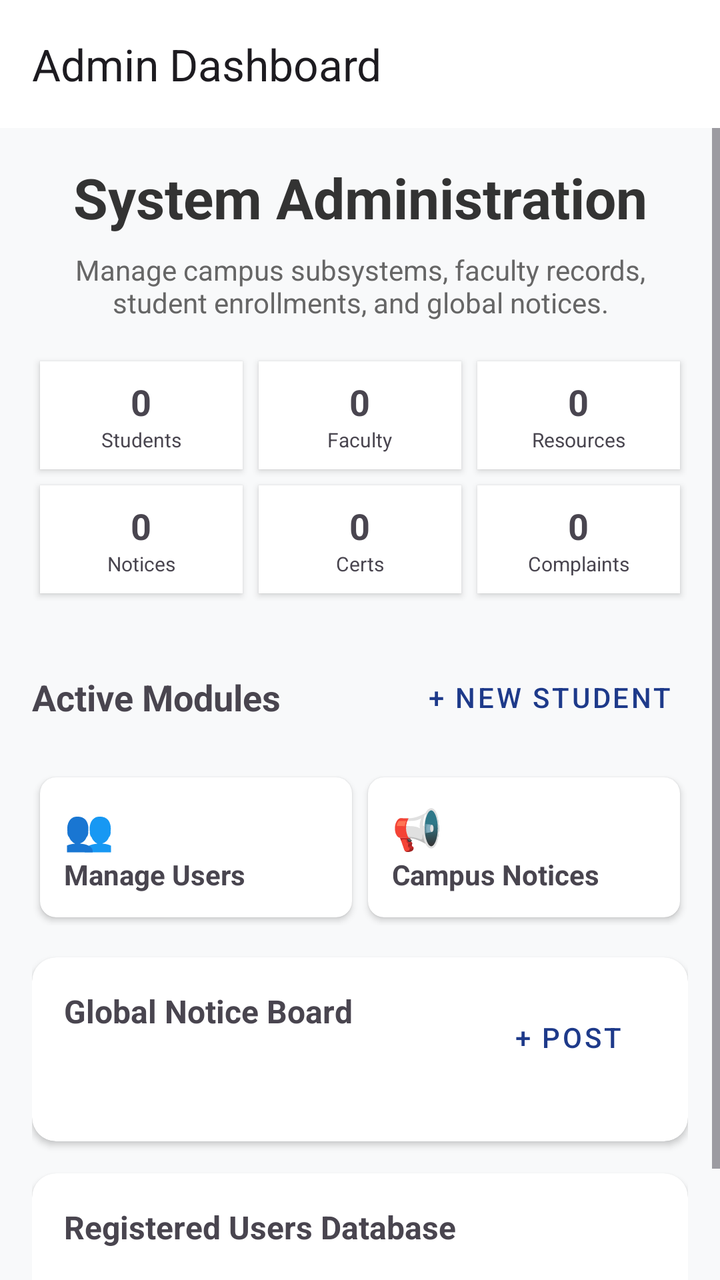
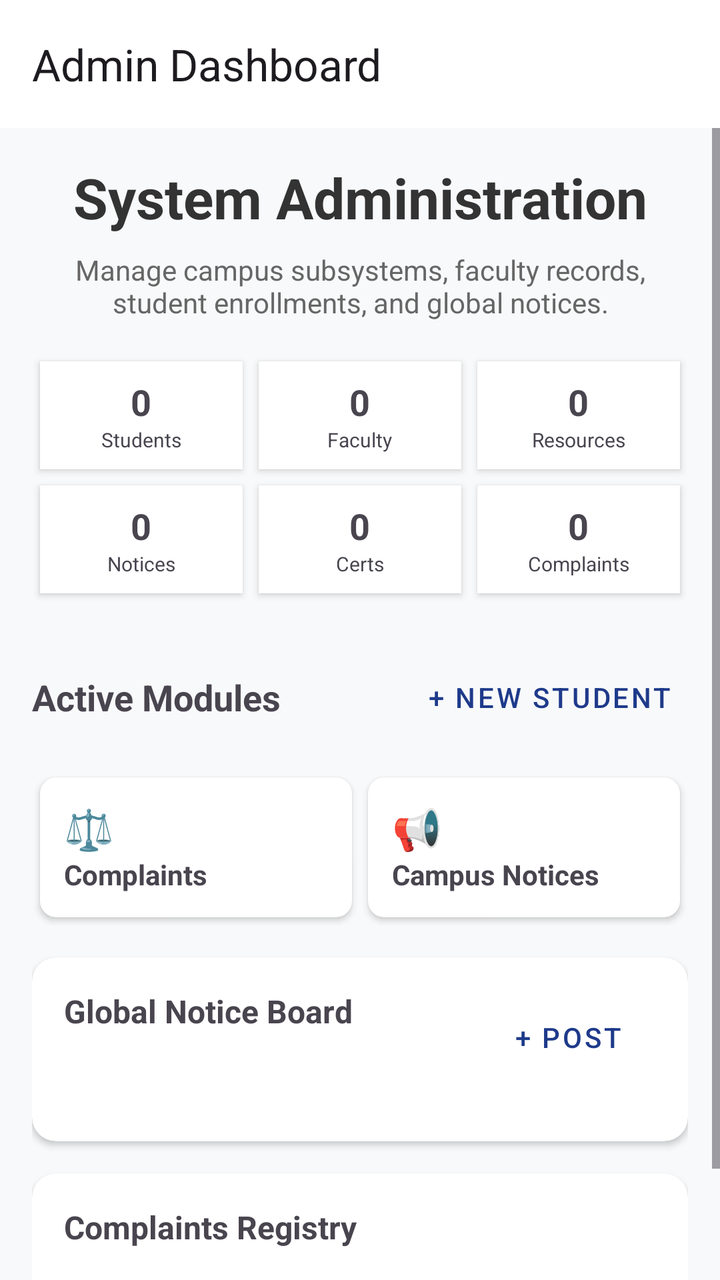

Screens rendered from an Android XML layout before and after an edit, with the pre-edit source and the edit as a unified diff.
<!-- AndroidManifest.xml: application theme Theme.MyCampus -->
<!-- res/layout/activity_admindashboard.xml -->
<?xml version="1.0" encoding="utf-8"?>
<androidx.coordinatorlayout.widget.CoordinatorLayout xmlns:android="http://schemas.android.com/apk/res/android"
    xmlns:app="http://schemas.android.com/apk/res-auto"
    xmlns:tools="http://schemas.android.com/tools"
    android:id="@+id/main"
    android:layout_width="match_parent"
    android:layout_height="match_parent"
    android:background="#F8F9FA"
    tools:context=".admindashboardActivity">

    <com.google.android.material.appbar.AppBarLayout
        android:layout_width="match_parent"
        android:layout_height="wrap_content">

        <androidx.appcompat.widget.Toolbar
            android:id="@+id/toolbar"
            android:layout_width="match_parent"
            android:layout_height="?attr/actionBarSize"
            android:background="@android:color/white"
            app:title="@string/title_admin_dashboard" />
    </com.google.android.material.appbar.AppBarLayout>

    <androidx.core.widget.NestedScrollView
        android:layout_width="match_parent"
        android:layout_height="match_parent"
        android:scrollbars="vertical"
        android:fadeScrollbars="false"
        app:layout_behavior="@string/appbar_scrolling_view_behavior">

        <LinearLayout
            android:layout_width="match_parent"
            android:layout_height="wrap_content"
            android:orientation="vertical"
            android:padding="16dp">

            
            <TextView
                android:layout_width="match_parent"
                android:layout_height="wrap_content"
                android:gravity="center"
                android:text="@string/hero_title_admin"
                android:textSize="28sp"
                android:textStyle="bold"
                android:textColor="#333333"/>

            <TextView
                android:layout_width="match_parent"
                android:layout_height="wrap_content"
                android:layout_marginTop="8dp"
                android:gravity="center"
                android:text="@string/hero_subtitle_admin"
                android:textColor="#666666" />

            
            <GridLayout
                android:layout_width="match_parent"
                android:layout_height="wrap_content"
                android:layout_marginTop="16dp"
                android:columnCount="3"
                android:rowCount="2">

                
                <LinearLayout
                    android:layout_width="0dp"
                    android:layout_height="wrap_content"
                    android:layout_columnWeight="1"
                    android:layout_margin="4dp"
                    android:background="@android:color/white"
                    android:elevation="2dp"
                    android:gravity="center"
                    android:orientation="vertical"
                    android:padding="8dp">
                    <TextView android:id="@+id/tvTotalStudents" android:layout_width="wrap_content" android:layout_height="wrap_content" android:text="0" android:textSize="18sp" android:textStyle="bold" />
                    <TextView android:layout_width="wrap_content" android:layout_height="wrap_content" android:text="Students" android:textSize="10sp" />
                </LinearLayout>

                
                <LinearLayout
                    android:layout_width="0dp"
                    android:layout_height="wrap_content"
                    android:layout_columnWeight="1"
                    android:layout_margin="4dp"
                    android:background="@android:color/white"
                    android:elevation="2dp"
                    android:gravity="center"
                    android:orientation="vertical"
                    android:padding="8dp">
                    <TextView android:id="@+id/tvTotalFaculty" android:layout_width="wrap_content" android:layout_height="wrap_content" android:text="0" android:textSize="18sp" android:textStyle="bold" />
                    <TextView android:layout_width="wrap_content" android:layout_height="wrap_content" android:text="Faculty" android:textSize="10sp" />
                </LinearLayout>

                
                <LinearLayout
                    android:layout_width="0dp"
                    android:layout_height="wrap_content"
                    android:layout_columnWeight="1"
                    android:layout_margin="4dp"
                    android:background="@android:color/white"
                    android:elevation="2dp"
                    android:gravity="center"
                    android:orientation="vertical"
                    android:padding="8dp">
                    <TextView android:id="@+id/tvTotalResources" android:layout_width="wrap_content" android:layout_height="wrap_content" android:text="0" android:textSize="18sp" android:textStyle="bold" />
                    <TextView android:layout_width="wrap_content" android:layout_height="wrap_content" android:text="Resources" android:textSize="10sp" />
                </LinearLayout>

                
                <LinearLayout
                    android:layout_width="0dp"
                    android:layout_height="wrap_content"
                    android:layout_columnWeight="1"
                    android:layout_margin="4dp"
                    android:background="@android:color/white"
                    android:elevation="2dp"
                    android:gravity="center"
                    android:orientation="vertical"
                    android:padding="8dp">
                    <TextView android:id="@+id/tvTotalNotices" android:layout_width="wrap_content" android:layout_height="wrap_content" android:text="0" android:textSize="18sp" android:textStyle="bold" />
                    <TextView android:layout_width="wrap_content" android:layout_height="wrap_content" android:text="Notices" android:textSize="10sp" />
                </LinearLayout>

                
                <LinearLayout
                    android:layout_width="0dp"
                    android:layout_height="wrap_content"
                    android:layout_columnWeight="1"
                    android:layout_margin="4dp"
                    android:background="@android:color/white"
                    android:elevation="2dp"
                    android:gravity="center"
                    android:orientation="vertical"
                    android:padding="8dp">
                    <TextView android:id="@+id/tvTotalCerts" android:layout_width="wrap_content" android:layout_height="wrap_content" android:text="0" android:textSize="18sp" android:textStyle="bold" />
                    <TextView android:layout_width="wrap_content" android:layout_height="wrap_content" android:text="Certs" android:textSize="10sp" />
                </LinearLayout>

                
                <LinearLayout
                    android:layout_width="0dp"
                    android:layout_height="wrap_content"
                    android:layout_columnWeight="1"
                    android:layout_margin="4dp"
                    android:background="@android:color/white"
                    android:elevation="2dp"
                    android:gravity="center"
                    android:orientation="vertical"
                    android:padding="8dp">
                    <TextView android:id="@+id/tvTotalComplaints" android:layout_width="wrap_content" android:layout_height="wrap_content" android:text="0" android:textSize="18sp" android:textStyle="bold" />
                    <TextView android:layout_width="wrap_content" android:layout_height="wrap_content" android:text="Complaints" android:textSize="10sp" />
                </LinearLayout>
            </GridLayout>

            
            <RelativeLayout
                android:layout_width="match_parent"
                android:layout_height="wrap_content"
                android:layout_marginTop="24dp"
                android:layout_marginBottom="12dp">

                <TextView
                    android:layout_width="wrap_content"
                    android:layout_height="wrap_content"
                    android:layout_alignParentStart="true"
                    android:layout_centerVertical="true"
                    android:text="@string/active_modules"
                    android:textSize="18sp"
                    android:textStyle="bold" />

                <com.google.android.material.button.MaterialButton
                    android:id="@+id/btnToggleForm"
                    style="@style/Widget.MaterialComponents.Button.TextButton"
                    android:layout_width="wrap_content"
                    android:layout_height="wrap_content"
                    android:layout_alignParentEnd="true"
                    android:text="@string/btn_new_student" />
            </RelativeLayout>

            
            <com.google.android.material.card.MaterialCardView
                android:id="@+id/cvAddStudentForm"
                android:layout_width="match_parent"
                android:layout_height="wrap_content"
                android:layout_marginBottom="16dp"
                android:visibility="gone"
                app:cardCornerRadius="12dp"
                app:cardElevation="4dp"
                app:strokeColor="#8b5cf6"
                app:strokeWidth="1dp">

                <LinearLayout
                    android:layout_width="match_parent"
                    android:layout_height="wrap_content"
                    android:orientation="vertical"
                    android:padding="16dp">

                    <TextView
                        android:layout_width="wrap_content"
                        android:layout_height="wrap_content"
                        android:layout_marginBottom="16dp"
                        android:text="Register New User"
                        android:textColor="#8b5cf6"
                        android:textSize="16sp"
                        android:textStyle="bold" />

                    <TextView
                        android:layout_width="wrap_content"
                        android:layout_height="wrap_content"
                        android:text="Select Role:"
                        android:textSize="12sp" />
                    <Spinner
                        android:id="@+id/spNewUserRole"
                        android:layout_width="match_parent"
                        android:layout_height="wrap_content"
                        android:layout_marginBottom="12dp" />

                    <com.google.android.material.textfield.TextInputLayout
                        style="@style/Widget.MaterialComponents.TextInputLayout.OutlinedBox"
                        android:layout_width="match_parent"
                        android:layout_height="wrap_content"
                        android:layout_marginBottom="8dp"
                        android:hint="@string/hint_system_username">
                        <com.google.android.material.textfield.TextInputEditText
                            android:id="@+id/etNewUsername"
                            android:layout_width="match_parent"
                            android:layout_height="wrap_content" />
                    </com.google.android.material.textfield.TextInputLayout>

                    <com.google.android.material.textfield.TextInputLayout
                        style="@style/Widget.MaterialComponents.TextInputLayout.OutlinedBox"
                        android:layout_width="match_parent"
                        android:layout_height="wrap_content"
                        android:layout_marginBottom="8dp"
                        android:hint="@string/hint_email">
                        <com.google.android.material.textfield.TextInputEditText
                            android:id="@+id/etNewEmail"
                            android:layout_width="match_parent"
                            android:layout_height="wrap_content"
                            android:inputType="textEmailAddress" />
                    </com.google.android.material.textfield.TextInputLayout>

                    <com.google.android.material.textfield.TextInputLayout
                        style="@style/Widget.MaterialComponents.TextInputLayout.OutlinedBox"
                        android:layout_width="match_parent"
                        android:layout_height="wrap_content"
                        android:layout_marginBottom="8dp"
                        android:hint="@string/hint_enrollment_id">
                        <com.google.android.material.textfield.TextInputEditText
                            android:id="@+id/etNewEnrollment"
                            android:layout_width="match_parent"
                            android:layout_height="wrap_content" />
                    </com.google.android.material.textfield.TextInputLayout>

                    <com.google.android.material.textfield.TextInputLayout
                        style="@style/Widget.MaterialComponents.TextInputLayout.OutlinedBox"
                        android:layout_width="match_parent"
                        android:layout_height="wrap_content"
                        android:layout_marginBottom="8dp"
                        android:hint="@string/hint_department">
                        <com.google.android.material.textfield.TextInputEditText
                            android:id="@+id/etNewDepartment"
                            android:layout_width="match_parent"
                            android:layout_height="wrap_content" />
                    </com.google.android.material.textfield.TextInputLayout>

                    <com.google.android.material.textfield.TextInputLayout
                        style="@style/Widget.MaterialComponents.TextInputLayout.OutlinedBox"
                        android:layout_width="match_parent"
                        android:layout_height="wrap_content"
                        android:layout_marginBottom="16dp"
                        android:hint="@string/hint_initial_password"
                        app:endIconMode="password_toggle">
                        <com.google.android.material.textfield.TextInputEditText
                            android:id="@+id/etNewPassword"
                            android:layout_width="match_parent"
                            android:layout_height="wrap_content"
                            android:inputType="textPassword" />
                    </com.google.android.material.textfield.TextInputLayout>

                    <com.google.android.material.button.MaterialButton
                        android:id="@+id/btnSubmitStudent"
                        android:layout_width="match_parent"
                        android:layout_height="wrap_content"
                        android:text="@string/btn_create_student"
                        android:backgroundTint="#8b5cf6" />
                </LinearLayout>
            </com.google.android.material.card.MaterialCardView>

            
            <GridLayout
                android:layout_width="match_parent"
                android:layout_height="wrap_content"
                android:columnCount="2"
                android:rowCount="2">

                <com.google.android.material.card.MaterialCardView
                    android:layout_width="0dp"
                    android:layout_height="wrap_content"
                    android:layout_columnWeight="1"
                    android:layout_margin="4dp"
                    app:cardCornerRadius="8dp">
                    <LinearLayout android:layout_width="match_parent" android:layout_height="wrap_content" android:orientation="vertical" android:padding="12dp">
                        <TextView android:layout_width="wrap_content" android:layout_height="wrap_content" android:text="👥" android:textSize="20sp" />
                        <TextView android:layout_width="wrap_content" android:layout_height="wrap_content" android:text="@string/manage_users" android:textStyle="bold" />
                    </LinearLayout>
                </com.google.android.material.card.MaterialCardView>

                <com.google.android.material.card.MaterialCardView
                    android:layout_width="0dp"
                    android:layout_height="wrap_content"
                    android:layout_columnWeight="1"
                    android:layout_margin="4dp"
                    app:cardCornerRadius="8dp">
                    <LinearLayout android:layout_width="match_parent" android:layout_height="wrap_content" android:orientation="vertical" android:padding="12dp">
                        <TextView android:layout_width="wrap_content" android:layout_height="wrap_content" android:text="📢" android:textSize="20sp" />
                        <TextView android:layout_width="wrap_content" android:layout_height="wrap_content" android:text="@string/campus_notices" android:textStyle="bold" />
                    </LinearLayout>
                </com.google.android.material.card.MaterialCardView>
            </GridLayout>

            
            <com.google.android.material.card.MaterialCardView
                android:layout_width="match_parent"
                android:layout_height="wrap_content"
                android:layout_marginTop="16dp"
                app:cardCornerRadius="12dp"
                app:cardElevation="2dp">

                <LinearLayout
                    android:layout_width="match_parent"
                    android:layout_height="wrap_content"
                    android:orientation="vertical"
                    android:padding="16dp">

                    <RelativeLayout
                        android:layout_width="match_parent"
                        android:layout_height="wrap_content"
                        android:layout_marginBottom="12dp">
                        <TextView
                            android:layout_width="wrap_content"
                            android:layout_height="wrap_content"
                            android:text="@string/global_notice_board"
                            android:textSize="16sp"
                            android:textStyle="bold" />
                        <com.google.android.material.button.MaterialButton
                            android:id="@+id/btnPostNotice"
                            style="@style/Widget.MaterialComponents.Button.TextButton"
                            android:layout_width="wrap_content"
                            android:layout_height="wrap_content"
                            android:layout_alignParentEnd="true"
                            android:text="+ Post" />
                    </RelativeLayout>

                    <LinearLayout
                        android:id="@+id/llAdminNotices"
                        android:layout_width="match_parent"
                        android:layout_height="wrap_content"
                        android:orientation="vertical" />
                </LinearLayout>
            </com.google.android.material.card.MaterialCardView>

            
            <com.google.android.material.card.MaterialCardView
                android:layout_width="match_parent"
                android:layout_height="wrap_content"
                android:layout_marginTop="16dp"
                app:cardCornerRadius="12dp"
                app:cardElevation="2dp">

                <LinearLayout
                    android:layout_width="match_parent"
                    android:layout_height="wrap_content"
                    android:orientation="vertical"
                    android:padding="16dp">

                    <TextView
                        android:layout_width="wrap_content"
                        android:layout_height="wrap_content"
                        android:layout_marginBottom="12dp"
                        android:text="@string/registered_users_db"
                        android:textSize="16sp"
                        android:textStyle="bold" />

                    
                    <LinearLayout
                        android:layout_width="match_parent"
                        android:layout_height="wrap_content"
                        android:orientation="horizontal"
                        android:paddingBottom="8dp">
                        <TextView android:layout_width="0dp" android:layout_height="wrap_content" android:layout_weight="1" android:text="Username" android:textStyle="bold" android:textSize="12sp" />
                        <TextView android:layout_width="0dp" android:layout_height="wrap_content" android:layout_weight="1" android:text="Role" android:textStyle="bold" android:textSize="12sp" />
                        <TextView android:layout_width="wrap_content" android:layout_height="wrap_content" android:text="Action" android:textStyle="bold" android:textSize="12sp" android:paddingStart="8dp" />
                    </LinearLayout>

                    <View android:layout_width="match_parent" android:layout_height="1dp" android:background="#EEEEEE" />

                    <LinearLayout
                        android:id="@+id/llUsersTable"
                        android:layout_width="match_parent"
                        android:layout_height="wrap_content"
                        android:orientation="vertical"
                        android:layout_marginTop="8dp"/>
                </LinearLayout>
            </com.google.android.material.card.MaterialCardView>

        </LinearLayout>
    </androidx.core.widget.NestedScrollView>

</androidx.coordinatorlayout.widget.CoordinatorLayout>
<!-- resources referenced by this layout -->
<resources>
  <string name="active_modules">Active Modules</string>
  <string name="btn_create_student">Create Student</string>
  <string name="btn_new_student">+ New Student</string>
  <string name="campus_notices">Campus Notices</string>
  <string name="global_notice_board">Global Notice Board</string>
  <string name="hero_subtitle_admin">Manage campus subsystems, faculty records, student enrollments, and global notices.</string>
  <string name="hero_title_admin">System Administration</string>
  <string name="hint_department">Department</string>
  <string name="hint_email">Email Address</string>
  <string name="hint_enrollment_id">Enrollment ID</string>
  <string name="hint_initial_password">Initial Password</string>
  <string name="hint_system_username">System Username</string>
  <string name="manage_users">Manage Users</string>
  <string name="registered_users_db">Registered Users Database</string>
  <string name="title_admin_dashboard">Admin Dashboard</string>
  <style name="Theme.MyCampus" parent="Theme.Material3.DayNight.NoActionBar">
          
          <item name="colorPrimary">@color/primary</item>
          <item name="colorOnPrimary">@color/white</item>
          <item name="colorPrimaryContainer">@color/primaryDark</item>
          <item name="colorSecondary">@color/secondary</item>
          <item name="colorOnSecondary">@color/white</item>
          <item name="android:navigationBarColor">@color/background</item>
          <item name="android:statusBarColor">@color/primary</item>
          <item name="android:windowBackground">@color/background</item>
  
          
          <item name="materialCardViewStyle">@style/Widget.MyCampus.CardView</item>
  
          
          <item name="materialButtonStyle">@style/Widget.MyCampus.Button</item>
      </style>
  <color name="primary">#1E3A8A</color>
  <color name="white">#FFFFFF</color>
  <color name="primaryDark">#162D68</color>
  <color name="secondary">#3B82F6</color>
  <color name="background">#F6F8FC</color>
  <style name="Widget.MyCampus.CardView" parent="Widget.Material3.CardView.Elevated">
          <item name="cardCornerRadius">16dp</item>
          <item name="cardElevation">2dp</item>
          <item name="cardBackgroundColor">@color/card_background</item>
          <item name="strokeWidth">0dp</item>
      </style>
  <style name="Widget.MyCampus.Button" parent="Widget.Material3.Button">
          <item name="cornerRadius">12dp</item>
          <item name="android:insetTop">0dp</item>
          <item name="android:insetBottom">0dp</item>
          <item name="android:minHeight">48dp</item>
      </style>
  <color name="card_background">#FFFFFF</color>
</resources>

<!-- the commit's change to res/layout/activity_admindashboard.xml (unified diff, before → after) -->
@@ -299,8 +299,8 @@
                     android:layout_margin="4dp"
                     app:cardCornerRadius="8dp">
                     <LinearLayout android:layout_width="match_parent" android:layout_height="wrap_content" android:orientation="vertical" android:padding="12dp">
-                        <TextView android:layout_width="wrap_content" android:layout_height="wrap_content" android:text="👥" android:textSize="20sp" />
-                        <TextView android:layout_width="wrap_content" android:layout_height="wrap_content" android:text="@string/manage_users" android:textStyle="bold" />
+                        <TextView android:layout_width="wrap_content" android:layout_height="wrap_content" android:text="⚖️" android:textSize="20sp" />
+                        <TextView android:layout_width="wrap_content" android:layout_height="wrap_content" android:text="@string/complaints" android:textStyle="bold" />
                     </LinearLayout>
                 </com.google.android.material.card.MaterialCardView>
 
@@ -376,7 +376,7 @@
                         android:layout_width="wrap_content"
                         android:layout_height="wrap_content"
                         android:layout_marginBottom="12dp"
-                        android:text="@string/registered_users_db"
+                        android:text="@string/complaints_registry"
                         android:textSize="16sp"
                         android:textStyle="bold" />
 
@@ -386,15 +386,15 @@
                         android:layout_height="wrap_content"
                         android:orientation="horizontal"
                         android:paddingBottom="8dp">
-                        <TextView android:layout_width="0dp" android:layout_height="wrap_content" android:layout_weight="1" android:text="Username" android:textStyle="bold" android:textSize="12sp" />
-                        <TextView android:layout_width="0dp" android:layout_height="wrap_content" android:layout_weight="1" android:text="Role" android:textStyle="bold" android:textSize="12sp" />
-                        <TextView android:layout_width="wrap_content" android:layout_height="wrap_content" android:text="Action" android:textStyle="bold" android:textSize="12sp" android:paddingStart="8dp" />
+                        <TextView android:layout_width="0dp" android:layout_height="wrap_content" android:layout_weight="1" android:text="Complaint" android:textStyle="bold" android:textSize="12sp" />
+                        <TextView android:layout_width="wrap_content" android:layout_height="wrap_content" android:text="Status" android:textStyle="bold" android:textSize="12sp" android:layout_marginEnd="40dp" />
+                        <TextView android:layout_width="wrap_content" android:layout_height="wrap_content" android:text="Action" android:textStyle="bold" android:textSize="12sp" />
                     </LinearLayout>
 
                     <View android:layout_width="match_parent" android:layout_height="1dp" android:background="#EEEEEE" />
 
                     <LinearLayout
-                        android:id="@+id/llUsersTable"
+                        android:id="@+id/llComplaintsTable"
                         android:layout_width="match_parent"
                         android:layout_height="wrap_content"
                         android:orientation="vertical"
<!-- resource entries referenced after the edit -->
@@ -4,6 +4,8 @@
   <string name="btn_create_student">Create Student</string>
   <string name="btn_new_student">+ New Student</string>
   <string name="campus_notices">Campus Notices</string>
+  <string name="complaints">Complaints</string>
+  <string name="complaints_registry">Complaints Registry</string>
   <string name="global_notice_board">Global Notice Board</string>
   <string name="hero_subtitle_admin">Manage campus subsystems, faculty records, student enrollments, and global notices.</string>
   <string name="hero_title_admin">System Administration</string>
@@ -12,8 +14,6 @@
   <string name="hint_enrollment_id">Enrollment ID</string>
   <string name="hint_initial_password">Initial Password</string>
   <string name="hint_system_username">System Username</string>
-  <string name="manage_users">Manage Users</string>
-  <string name="registered_users_db">Registered Users Database</string>
   <string name="title_admin_dashboard">Admin Dashboard</string>
   <style name="Theme.MyCampus" parent="Theme.Material3.DayNight.NoActionBar">
           
